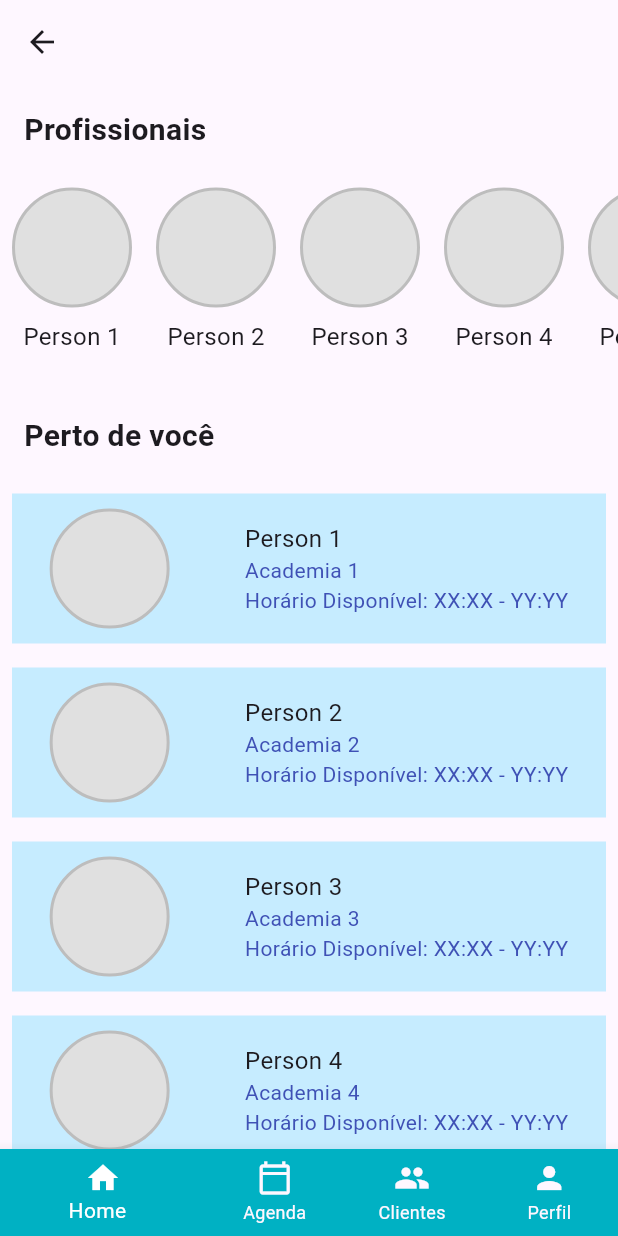
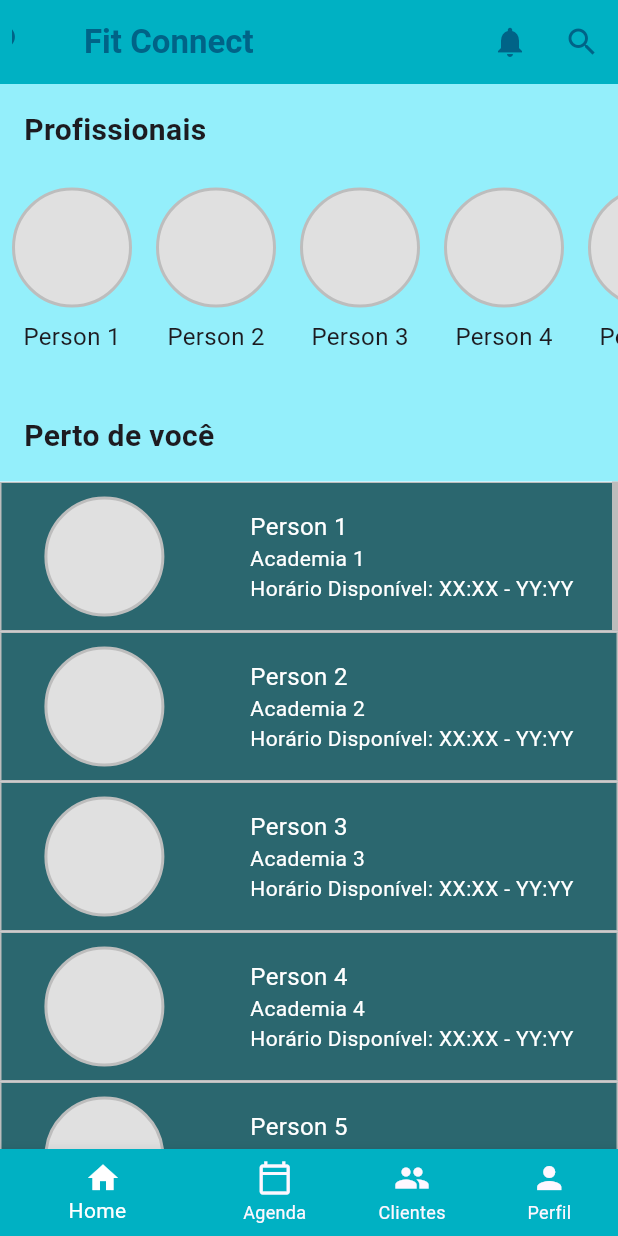
Before and after one commit to JoseVitorOliveira/fit_connect, a Flutter app: the Navigation screen opened directly, on a phone screen of 412 x 824 dp. Run offline on Flutter 3.47's test engine with Material 3 defaults, Android fonts, the phone set to English and light mode, and no system bars; our stand-ins replace flutter_svg; Roboto replaces fonts that are missing (Kanit).

Commit message:
appbar, scroll e ajuste de cores

```diff
--- a/lib/screens/home.dart
+++ b/lib/screens/home.dart
@@ -6,6 +6,7 @@ class Home extends StatelessWidget {
   @override
   Widget build(BuildContext context) {
     return Scaffold(
+      backgroundColor: const Color.fromARGB(255, 148, 239, 251),
       body: Column(
         crossAxisAlignment: CrossAxisAlignment.start,
         children: [
@@ -75,17 +76,22 @@ class VerticalList extends StatelessWidget {
 
   @override
   Widget build(BuildContext context) {
-    return SingleChildScrollView(
+    return Scaffold(
+      body: Scrollbar(
+        thumbVisibility: true,
+        child: SingleChildScrollView(
           scrollDirection: Axis.vertical,
           child: Column(
             children: List.generate(20, (index) {
-          return Padding(
-            padding: const EdgeInsets.all(8.0),
-            child: Container(
+              return Container(
                 width: double.infinity,
                 height: 100,
-              decoration: const BoxDecoration(
-                color: Color.fromARGB(255, 198, 236, 255),
+                decoration: BoxDecoration(
+                  color: const Color.fromARGB(255, 43, 103, 111),
+                  border: Border.all(
+                    color: Colors.grey[400]!,
+                    width: 1.0,
+                  ),
                 ),
                 child: Row(
                   mainAxisAlignment: MainAxisAlignment.spaceAround,
@@ -108,24 +114,31 @@ class VerticalList extends StatelessWidget {
                       children: [
                         Text(
                           "Person ${index + 1}",
-                        style: const TextStyle(fontSize: 16),
+                          style: const TextStyle(
+                              fontSize: 16, color: Colors.white),
                         ),
                         Text(
                           "Academia ${index + 1}",
-                        style:
-                            const TextStyle(fontSize: 14, color: Colors.indigo),
+                          style: const TextStyle(
+                            fontSize: 14,
+                            color: Colors.white,
+                          ),
                         ),
                         const Text(
                           "Horário Disponível: XX:XX - YY:YY",
-                        style: TextStyle(fontSize: 14, color: Colors.indigo),
+                          style: TextStyle(
+                            fontSize: 14,
+                            color: Colors.white,
+                          ),
                         ),
                       ],
                     ),
                   ],
                 ),
-            ),
               );
             }),
+          ),
+        ),
       ),
     );
   }
--- a/lib/screens/navigation.dart
+++ b/lib/screens/navigation.dart
@@ -1,5 +1,6 @@
 import 'package:fit_connect/screens/home.dart';
 import 'package:flutter/material.dart';
+import 'package:flutter_svg/flutter_svg.dart';
 
 class Navigation extends StatefulWidget {
   const Navigation({super.key});
@@ -38,8 +39,35 @@ class _BottomNavigationBarExampleState extends State<Navigation> {
   Widget build(BuildContext context) {
     return Scaffold(
       appBar: AppBar(
-        titleTextStyle: const TextStyle(
-            color: Colors.black, fontSize: 24, fontWeight: FontWeight.bold),
+        backgroundColor: const Color(0xFF00B1C3),
+        title: const Text(
+          'Fit Connect',
+          style: TextStyle(
+            color: Color(0xff006387),
+            fontFamily: "Kanit",
+            fontWeight: FontWeight.w700,
+          ),
+        ),
+        leading: Container(
+          padding: const EdgeInsets.all(8),
+          child: SvgPicture.asset(
+            "assets/images/logo.svg",
+          ),
+        ),
+        actions: <Widget>[
+          IconButton(
+            icon: const Icon(Icons.notifications),
+            color: const Color(0xff006387),
+            onPressed: () {},
+          ),
+          IconButton(
+            icon: const Icon(Icons.search),
+            color: const Color(0xff006387),
+            onPressed: () {},
+          ),
+        ],
+        automaticallyImplyLeading: false,
+        titleSpacing: 0,
       ),
       body: Center(
         child: _widgetOptions.elementAt(_selectedIndex),
```
Lines whose indentation alone changed are shown as unchanged.
